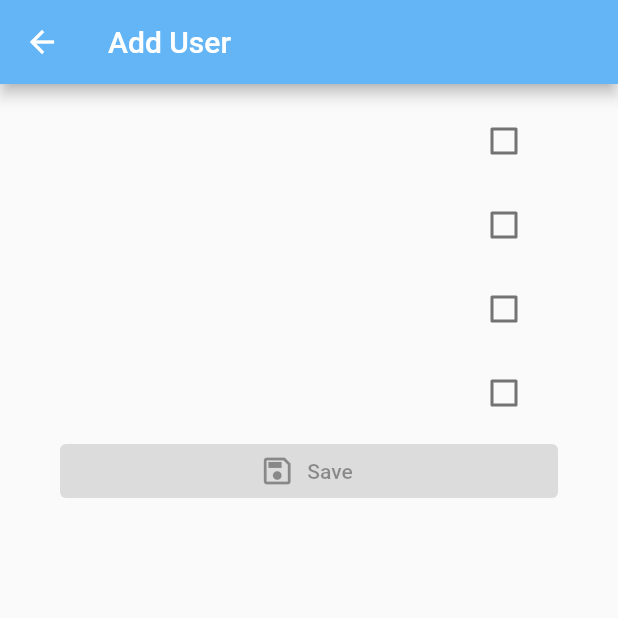
After one commit to AbhishekVangipuram/ez_eats, a Flutter app: the screen it shows after launch, after a tap on "Add User", on a phone screen of 412 x 824 dp, the top half of it. The commit adds this screen. Run offline on Flutter 3.47's test engine with Material 2 defaults, Android fonts, the phone set to English and light mode, and no system bars.

Commit message:
Created 2 screens for user interaction, created basic layout

```diff
--- a/lib/main.dart
+++ b/lib/main.dart
@@ -1,10 +1,11 @@
 // import 'dart:developer';
 import 'dart:convert';
+import 'package:ez_eats/screens/add_user_screen.dart';
+import 'package:ez_eats/screens/user_list_screen.dart';
 import 'package:flutter/material.dart';
 import 'package:flutter/services.dart';
 // import 'package:firebase_core/firebase_core.dart';
 // import 'package:cloud_firestore/cloud_firestore.dart';
-import 'package:ez_eats/user_screen.dart';
 
 List _users = [];
 
@@ -19,12 +20,12 @@ class MyApp extends StatelessWidget {
   @override
   Widget build(BuildContext context) {
     return MaterialApp(
-        title: "JSON Demo",
+        title: "App Demo",
         theme: ThemeData(
             appBarTheme: AppBarTheme(
                 backgroundColor: Colors.blue[300],
                 foregroundColor: Colors.white)),
-        home: const AppBody());
+        home: const UserListScreen());
   }
 }
 
--- /dev/null
+++ b/lib/screens/add_user_screen.dart
@@ -0,0 +1,41 @@
+// import 'package:ez_eats/users.dart';
+import 'package:flutter/material.dart';
+
+class AddUserScreen extends StatelessWidget {
+  const AddUserScreen({Key? key}) : super(key: key);
+
+  @override
+  Widget build(BuildContext context) {
+    return Scaffold(
+      appBar:
+          AppBar(leading: null, title: const Text("Add User"), actions: []),
+      body: Center(
+          child: Container(
+              padding: const EdgeInsets.only(
+                  left: 40, right: 40, top: 10, bottom: 10),
+              // could use ListView.Builder
+              child: ListView(children: [
+                _restrictionTile("Vegetarian", false),
+                _restrictionTile("Vegan", false),
+                _restrictionTile("Dairy", false),
+                _restrictionTile("Soy", false),
+                _saveButton()
+              ]))),
+    );
+  }
+
+  Widget _restrictionTile(String label, bool? value) {
+    return CheckboxListTile(
+        value: value,
+        onChanged: (bool? val) {
+          val = val!;
+        });
+  }
+
+  Widget _saveButton() {
+    return ElevatedButton.icon(
+        onPressed: null,
+        icon: const Icon(Icons.save_outlined),
+        label: const Text("Save"));
+  }
+}
--- /dev/null
+++ b/lib/screens/user_list_screen.dart
@@ -0,0 +1,40 @@
+import 'package:ez_eats/screens/add_user_screen.dart';
+import 'package:flutter/material.dart';
+import 'add_user_screen.dart';
+
+class UserListScreen extends StatelessWidget {
+  const UserListScreen({Key? key}) : super(key: key);
+
+  @override
+  Widget build(BuildContext context) {
+    return Scaffold(
+      appBar: AppBar(leading: null, title: const Text("User List"), actions: []),
+      body: Center(
+        child: Container(
+          padding: const EdgeInsets.only(left: 40, right: 40, top: 10, bottom: 10),
+          // use ListView or ListView.Builder
+          child: ListView(children: [
+            _userTile(),
+            _userTile(),
+            _addUserButton(context)
+          ]
+          )
+        )
+      )
+    );
+  }
+
+  Widget _userTile() {
+    return ListTile();
+  }
+
+  Widget _addUserButton(BuildContext context) {
+    // use either OutlinedButton or ElevatedButton
+    return OutlinedButton.icon(
+        onPressed: () {
+          Navigator.push(context, MaterialPageRoute(builder: (context) => const AddUserScreen()));
+        },
+        icon: const Icon(Icons.add),
+        label: const Text("Add User"));
+  }
+}
```
Also changed, not shown: lib/user_screen.dart (deleted, +0 -33 lines).
